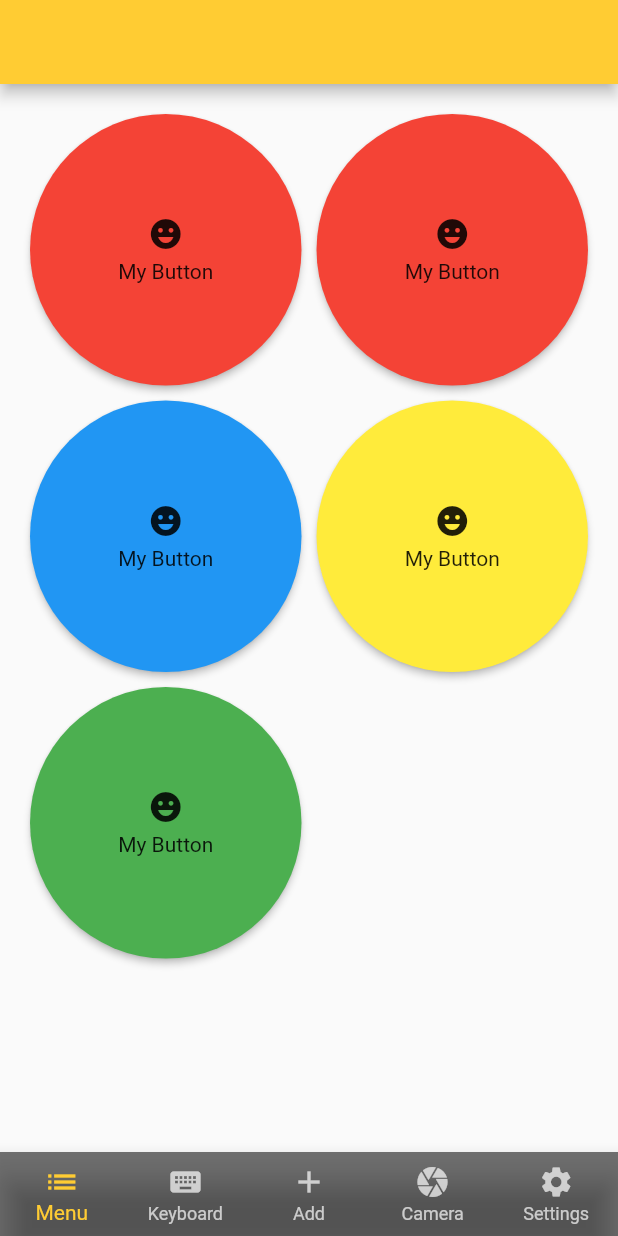
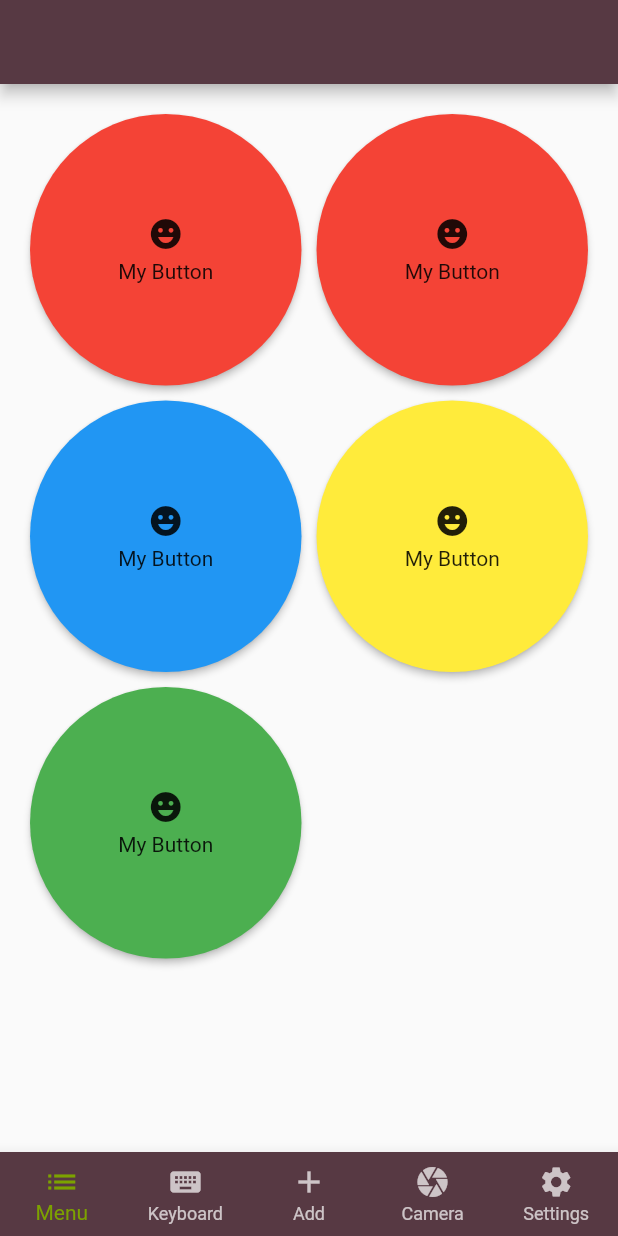
Before and after one commit to biiggman/aacai, a Flutter app: the screen it shows after launch, on a phone screen of 412 x 824 dp. Run offline on Flutter 3.47's test engine with Material 2 defaults, Android fonts, the phone set to English and light mode, and no system bars; our stand-ins replace camera, firebase_core, settings_ui; accounts and stored records are empty.

Commit message:
modified:   lib/themes.dart     Added Coloblind modes, need to add notifiers in settings/main

```diff
--- a/lib/themes.dart
+++ b/lib/themes.dart
@@ -1,18 +1,20 @@
 import 'package:flutter/material.dart';
 import 'package:path/path.dart';
 
-enum MyThemeKeys { LIGHT, DARK }
+enum MyThemeKeys { LIGHT, DARK, PRO, TRI, ACHROMA }
 
 class MyThemes {
+  static const THEME_KEY = "theme_key";
+
   static final ThemeData lightTheme = ThemeData(
 //Standard properties are done up here, before the object declarations.
-    primaryColor: const Color(0xffffcc33),
+    primaryColor: const Color(0xff573943),
     brightness: Brightness.light,
     highlightColor: Colors.white,
 
 //Alterations to overarching appbar theme are done in this object.
     appBarTheme: const AppBarTheme(
-      color: Color(0xffffcc33),
+      color: Color(0xff573943),
       shape: BeveledRectangleBorder(),
       titleTextStyle: TextStyle(color: Colors.black),
       //toolbarTextStyle:
@@ -20,32 +22,32 @@ class MyThemes {
 
 //BNB theme properties.
     bottomNavigationBarTheme: const BottomNavigationBarThemeData(
-      backgroundColor: Colors.black54,
-      selectedItemColor: Color(0xffffcc33),
+      backgroundColor: Color(0xff573943),
+      selectedItemColor: Color(0xff7ca200),
       unselectedItemColor: Colors.white70,
     ),
 
 //Alterations to selected text go here, probably not too useful?
     textSelectionTheme: const TextSelectionThemeData(
       selectionColor: Colors.grey,
-      cursorColor: Color(0xff171d49),
-      selectionHandleColor: Color(0xff4260bd),
+      //cursorColor: Color(0xff171d49),
+      //selectionHandleColor: Color(0xff4260bd),
     ),
 
 //Text button properties. Text button is often used for forms and fillable fields.
     textButtonTheme: TextButtonThemeData(
         style: ButtonStyle(
       backgroundColor:
-          MaterialStateProperty.all<Color>(const Color(0xffffe69d)),
+          MaterialStateProperty.all<Color>(const Color(0xff573943)),
       foregroundColor: MaterialStateProperty.all<Color>(Colors.black),
       overlayColor: MaterialStateProperty.resolveWith<Color?>(
         (Set<MaterialState> states) {
           if (states.contains(MaterialState.hovered)) {
-            return const Color(0xffb4c7ff);
+            return const Color(0xff7ca200);
           }
           if (states.contains(MaterialState.focused) ||
               states.contains(MaterialState.pressed)) {
-            return const Color(0xff4260bd);
+            return const Color(0xff393C09);
           }
           return null; // Defer to the widget's default.
         },
@@ -56,16 +58,16 @@ class MyThemes {
     elevatedButtonTheme: ElevatedButtonThemeData(
         style: ButtonStyle(
       backgroundColor:
-          MaterialStateProperty.all<Color>(const Color(0xffffe69d)),
+          MaterialStateProperty.all<Color>(const Color(0xff573943)),
       foregroundColor: MaterialStateProperty.all<Color>(Colors.black),
       overlayColor: MaterialStateProperty.resolveWith<Color?>(
         (Set<MaterialState> states) {
           if (states.contains(MaterialState.hovered)) {
-            return const Color(0xffb4c7ff);
+            return const Color(0xff7ca200);
           }
           if (states.contains(MaterialState.focused) ||
               states.contains(MaterialState.pressed)) {
-            return const Color(0xff4260bd);
+            return const Color(0xff393C09);
           }
           return null; // Defer to the widget's default.
         },
@@ -74,29 +76,174 @@ class MyThemes {
 
 //Standard button theme, applies to buttons not specified within theme class
     buttonTheme: const ButtonThemeData(
-        buttonColor: Color(0xffffcc33),
-        focusColor: Color(0xffb4c7ff),
-        splashColor: Color(0xffffe69d)),
+        buttonColor: Color(0xff573943),
+        focusColor: Color(0xff7ca200),
+        splashColor: Color(0xff573943)),
 
 //floating action button properties, used to hold a buttons position on a page while scrolling.
     floatingActionButtonTheme: const FloatingActionButtonThemeData(
-        backgroundColor: Color(0xffffcc33),
-        focusColor: Color(0xffb4c7ff),
-        splashColor: Color(0xffffe69d)),
+        backgroundColor: Color(0xff573943),
+        focusColor: Color(0xff7ca200),
+        splashColor: Color(0xff573943)),
 
 //Color scheme properties
     colorScheme: ColorScheme.fromSwatch()
         .copyWith(secondary: Colors.white)
-        .copyWith(background: const Color(0xffffe69d)),
+        .copyWith(background: const Color(0xff573943)),
   );
 
   static final ThemeData darkTheme = ThemeData(
     primaryColor: Colors.grey,
     brightness: Brightness.dark,
     highlightColor: Colors.white,
-    backgroundColor: Colors.black54,
+    scaffoldBackgroundColor: Colors.black54,
+    dialogBackgroundColor: Colors.black54,
     textSelectionTheme:
         const TextSelectionThemeData(selectionColor: Colors.grey),
+  );
+
+  static final ThemeData protanopiaTheme = ThemeData(
+    primaryColor: const Color(0xff4A4940),
+    brightness: Brightness.light,
+    highlightColor: Colors.white,
+
+//Alterations to overarching appbar theme are done in this object.
+    appBarTheme: const AppBarTheme(
+      color: Color(0xff4A4940),
+      shape: BeveledRectangleBorder(),
+      titleTextStyle: TextStyle(color: Colors.black),
+      //toolbarTextStyle:
+    ),
+
+//BNB theme properties.
+    bottomNavigationBarTheme: const BottomNavigationBarThemeData(
+      backgroundColor: Color(0xff4A4940),
+      selectedItemColor: Color(0xff8c8c27),
+      unselectedItemColor: Colors.white70,
+    ),
+
+//Alterations to selected text go here, probably not too useful?
+    textSelectionTheme: const TextSelectionThemeData(
+      selectionColor: Colors.grey,
+      //cursorColor: Color(0xff171d49),
+      //selectionHandleColor: Color(0xff4260bd),
+    ),
+
+//Text button properties. Text button is often used for forms and fillable fields.
+    textButtonTheme: TextButtonThemeData(
+        style: ButtonStyle(
+      backgroundColor:
+          MaterialStateProperty.all<Color>(const Color(0xff4A4940)),
+      foregroundColor: MaterialStateProperty.all<Color>(Colors.black),
+      overlayColor: MaterialStateProperty.resolveWith<Color?>(
+        (Set<MaterialState> states) {
+          if (states.contains(MaterialState.hovered)) {
+            return const Color(0xff8c8c27);
+          }
+          if (states.contains(MaterialState.focused) ||
+              states.contains(MaterialState.pressed)) {
+            return const Color(0xff393C09);
+          }
+          return null; // Defer to the widget's default.
+        },
+      ),
+    )),
+  );
+
+  static final ThemeData tritanopiaTheme = ThemeData(
+    primaryColor: const Color(0xff553e3e),
+    brightness: Brightness.light,
+    highlightColor: Colors.white,
+
+    //Alterations to overarching appbar theme are done in this object.
+    appBarTheme: const AppBarTheme(
+      color: Color(0xff553e3e),
+      shape: BeveledRectangleBorder(),
+      titleTextStyle: TextStyle(color: Colors.black),
+      //toolbarTextStyle:
+    ),
+
+    //BNB theme properties.
+    bottomNavigationBarTheme: const BottomNavigationBarThemeData(
+      backgroundColor: Color(0xff553e3e),
+      selectedItemColor: Color(0xff7d464c),
+      unselectedItemColor: Colors.white70,
+    ),
+
+    //Alterations to selected text go here, probably not too useful?
+    textSelectionTheme: const TextSelectionThemeData(
+      selectionColor: Colors.grey,
+      //cursorColor: Color(0xff171d49),
+      //selectionHandleColor: Color(0xff4260bd),
+    ),
+
+    //Text button properties. Text button is often used for forms and fillable fields.
+    textButtonTheme: TextButtonThemeData(
+        style: ButtonStyle(
+      backgroundColor:
+          MaterialStateProperty.all<Color>(const Color(0xff553e3e)),
+      foregroundColor: MaterialStateProperty.all<Color>(Colors.black),
+      overlayColor: MaterialStateProperty.resolveWith<Color?>(
+        (Set<MaterialState> states) {
+          if (states.contains(MaterialState.hovered)) {
+            return const Color(0xff7d464c);
+          }
+          if (states.contains(MaterialState.focused) ||
+              states.contains(MaterialState.pressed)) {
+            return const Color(0xff391f21);
+          }
+          return null; // Defer to the widget's default.
+        },
+      ),
+    )),
+  );
+
+  static final ThemeData achromatopsiaTheme = ThemeData(
+    primaryColor: const Color(0xff434343),
+    brightness: Brightness.light,
+    highlightColor: Colors.white,
+
+    //Alterations to overarching appbar theme are done in this object.
+    appBarTheme: const AppBarTheme(
+      color: Color(0xff434343),
+      shape: BeveledRectangleBorder(),
+      titleTextStyle: TextStyle(color: Colors.black),
+      //toolbarTextStyle:
+    ),
+
+    //BNB theme properties.
+    bottomNavigationBarTheme: const BottomNavigationBarThemeData(
+      backgroundColor: Color(0xff434343),
+      selectedItemColor: Color(0xff848484),
+      unselectedItemColor: Colors.white70,
+    ),
+
+    //Alterations to selected text go here, probably not too useful?
+    textSelectionTheme: const TextSelectionThemeData(
+      selectionColor: Colors.grey,
+      //cursorColor: Color(0xff171d49),
+      //selectionHandleColor: Color(0xff4260bd),
+    ),
+
+    //Text button properties. Text button is often used for forms and fillable fields.
+    textButtonTheme: TextButtonThemeData(
+        style: ButtonStyle(
+      backgroundColor:
+          MaterialStateProperty.all<Color>(const Color(0xff434343)),
+      foregroundColor: MaterialStateProperty.all<Color>(Colors.black),
+      overlayColor: MaterialStateProperty.resolveWith<Color?>(
+        (Set<MaterialState> states) {
+          if (states.contains(MaterialState.hovered)) {
+            return const Color(0xff848484);
+          }
+          if (states.contains(MaterialState.focused) ||
+              states.contains(MaterialState.pressed)) {
+            return const Color(0xff353535);
+          }
+          return null; // Defer to the widget's default.
+        },
+      ),
+    )),
   );
 
   static ThemeData getThemeFromKey(MyThemeKeys themeKey) {
@@ -105,6 +252,12 @@ class MyThemes {
         return lightTheme;
       case MyThemeKeys.DARK:
         return darkTheme;
+      case MyThemeKeys.PRO:
+        return protanopiaTheme;
+      case MyThemeKeys.TRI:
+        return tritanopiaTheme;
+      case MyThemeKeys.ACHROMA:
+        return achromatopsiaTheme;
       default:
         return lightTheme;
     }
```
